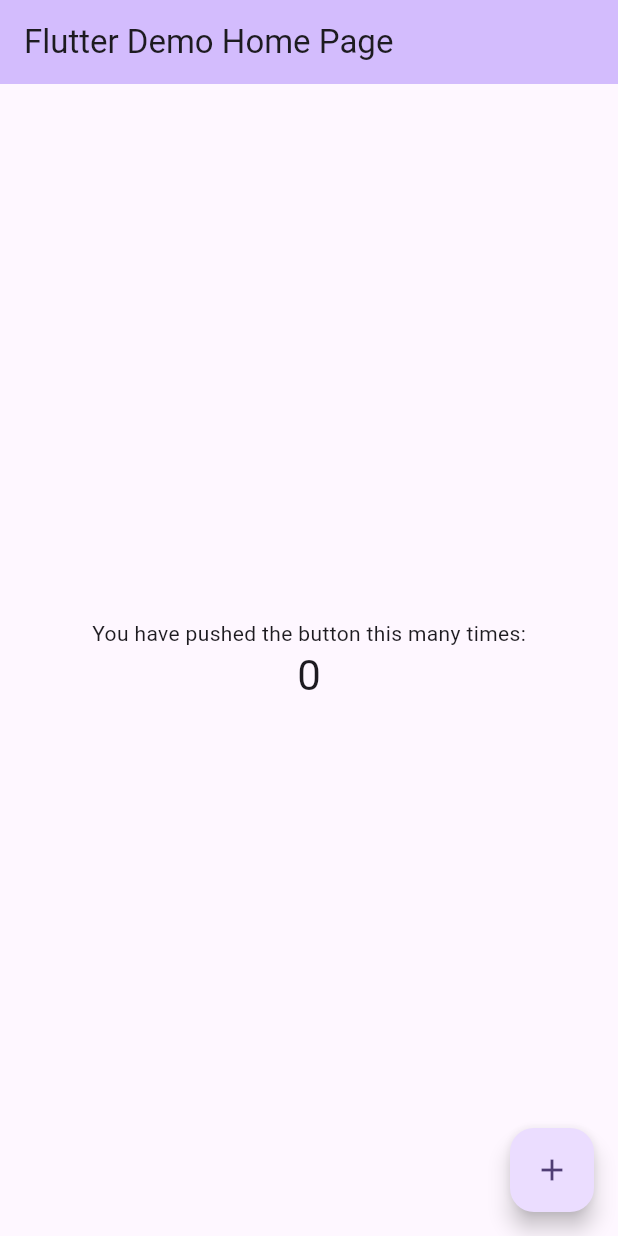
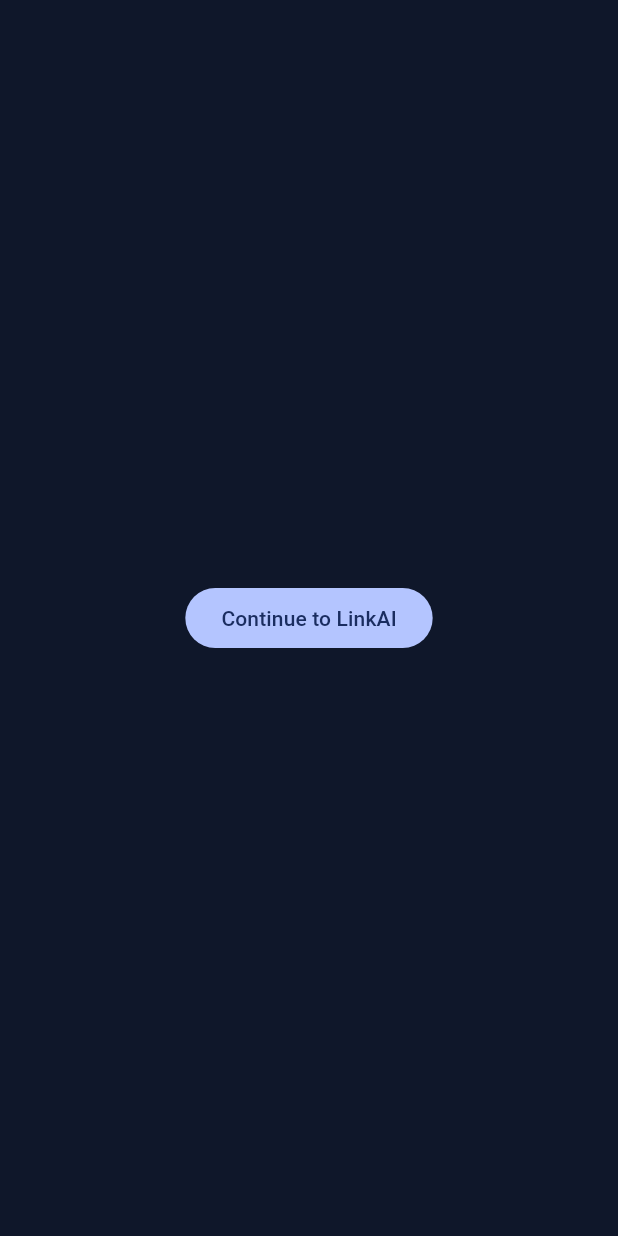
Before and after one commit to RafiMagsi/link_ai, a Flutter app: the screen it shows after launch, on a phone screen of 412 x 824 dp. Run offline on Flutter 3.47's test engine with Material 3 defaults, Android fonts, the light colour scheme and no system bars; our stand-ins replace firebase_core, flutter_riverpod, go_router; accounts and stored records are empty.

Commit message:
## 1) Project setup (day 1)

```diff
--- /dev/null
+++ b/lib/app/link_ai_app.dart
@@ -0,0 +1,25 @@
+import 'package:flutter/material.dart';
+import 'package:flutter_riverpod/flutter_riverpod.dart';
+
+import '../router/app_router.dart';
+
+class LinkAiApp extends ConsumerWidget {
+  const LinkAiApp({super.key});
+
+  @override
+  Widget build(BuildContext context, WidgetRef ref) {
+    final router = ref.watch(appRouterProvider);
+
+    return MaterialApp.router(
+      title: 'LinkAI',
+      debugShowCheckedModeBanner: false,
+      routerConfig: router,
+      theme: ThemeData(
+        useMaterial3: true,
+        brightness: Brightness.dark,
+        colorSchemeSeed: const Color(0xFF2563EB),
+        scaffoldBackgroundColor: const Color(0xFF0F172A),
+      ),
+    );
+  }
+}
--- /dev/null
+++ b/lib/core/constants/app_strings.dart
@@ -0,0 +1,4 @@
+abstract class AppStrings {
+  static const appName = 'LinkAI';
+  static const appTagline = 'Find and connect with AI people.';
+}
--- /dev/null
+++ b/lib/features/auth/presentation/pages/login_page.dart
@@ -0,0 +1,20 @@
+import 'package:flutter/material.dart';
+import 'package:go_router/go_router.dart';
+
+class LoginPage extends StatelessWidget {
+  const LoginPage({super.key});
+
+  @override
+  Widget build(BuildContext context) {
+    return Scaffold(
+      body: SafeArea(
+        child: Center(
+          child: FilledButton(
+            onPressed: () => context.go('/feed'),
+            child: const Text('Continue to LinkAI'),
+          ),
+        ),
+      ),
+    );
+  }
+}
--- a/lib/main.dart
+++ b/lib/main.dart
@@ -1,122 +1,20 @@
+import 'package:firebase_core/firebase_core.dart';
 import 'package:flutter/material.dart';
+import 'package:flutter_riverpod/flutter_riverpod.dart';
 
-void main() {
-  runApp(const MyApp());
-}
+import 'app/link_ai_app.dart';
+import 'firebase_options.dart';
 
-class MyApp extends StatelessWidget {
-  const MyApp({super.key});
+Future<void> main() async {
+  WidgetsFlutterBinding.ensureInitialized();
 
-  // This widget is the root of your application.
-  @override
-  Widget build(BuildContext context) {
-    return MaterialApp(
-      title: 'Flutter Demo',
-      theme: ThemeData(
-        // This is the theme of your application.
-        //
-        // TRY THIS: Try running your application with "flutter run". You'll see
-        // the application has a purple toolbar. Then, without quitting the app,
-        // try changing the seedColor in the colorScheme below to Colors.green
-        // and then invoke "hot reload" (save your changes or press the "hot
-        // reload" button in a Flutter-supported IDE, or press "r" if you used
-        // the command line to start the app).
-        //
-        // Notice that the counter didn't reset back to zero; the application
-        // state is not lost during the reload. To reset the state, use hot
-        // restart instead.
-        //
-        // This works for code too, not just values: Most code changes can be
-        // tested with just a hot reload.
-        colorScheme: .fromSeed(seedColor: Colors.deepPurple),
-      ),
-      home: const MyHomePage(title: 'Flutter Demo Home Page'),
+  await Firebase.initializeApp(
+    options: DefaultFirebaseOptions.currentPlatform,
   );
-  }
-}
 
-class MyHomePage extends StatefulWidget {
-  const MyHomePage({super.key, required this.title});
-
-  // This widget is the home page of your application. It is stateful, meaning
-  // that it has a State object (defined below) that contains fields that affect
-  // how it looks.
-
-  // This class is the configuration for the state. It holds the values (in this
-  // case the title) provided by the parent (in this case the App widget) and
-  // used by the build method of the State. Fields in a Widget subclass are
-  // always marked "final".
-
-  final String title;
-
-  @override
-  State<MyHomePage> createState() => _MyHomePageState();
-}
-
-class _MyHomePageState extends State<MyHomePage> {
-  int _counter = 0;
-
-  void _incrementCounter() {
-    setState(() {
-      // This call to setState tells the Flutter framework that something has
-      // changed in this State, which causes it to rerun the build method below
-      // so that the display can reflect the updated values. If we changed
-      // _counter without calling setState(), then the build method would not be
-      // called again, and so nothing would appear to happen.
-      _counter++;
-    });
-  }
-
-  @override
-  Widget build(BuildContext context) {
-    // This method is rerun every time setState is called, for instance as done
-    // by the _incrementCounter method above.
-    //
-    // The Flutter framework has been optimized to make rerunning build methods
-    // fast, so that you can just rebuild anything that needs updating rather
-    // than having to individually change instances of widgets.
-    return Scaffold(
-      appBar: AppBar(
-        // TRY THIS: Try changing the color here to a specific color (to
-        // Colors.amber, perhaps?) and trigger a hot reload to see the AppBar
-        // change color while the other colors stay the same.
-        backgroundColor: Theme.of(context).colorScheme.inversePrimary,
-        // Here we take the value from the MyHomePage object that was created by
-        // the App.build method, and use it to set our appbar title.
-        title: Text(widget.title),
-      ),
-      body: Center(
-        // Center is a layout widget. It takes a single child and positions it
-        // in the middle of the parent.
-        child: Column(
-          // Column is also a layout widget. It takes a list of children and
-          // arranges them vertically. By default, it sizes itself to fit its
-          // children horizontally, and tries to be as tall as its parent.
-          //
-          // Column has various properties to control how it sizes itself and
-          // how it positions its children. Here we use mainAxisAlignment to
-          // center the children vertically; the main axis here is the vertical
-          // axis because Columns are vertical (the cross axis would be
-          // horizontal).
-          //
-          // TRY THIS: Invoke "debug painting" (choose the "Toggle Debug Paint"
-          // action in the IDE, or press "p" in the console), to see the
-          // wireframe for each widget.
-          mainAxisAlignment: .center,
-          children: [
-            const Text('You have pushed the button this many times:'),
-            Text(
-              '$_counter',
-              style: Theme.of(context).textTheme.headlineMedium,
-            ),
-          ],
-        ),
-      ),
-      floatingActionButton: FloatingActionButton(
-        onPressed: _incrementCounter,
-        tooltip: 'Increment',
-        child: const Icon(Icons.add),
+  runApp(
+    const ProviderScope(
+      child: LinkAiApp(),
     ),
   );
 }
-}
--- /dev/null
+++ b/lib/router/app_router.dart
@@ -0,0 +1,29 @@
+import 'package:flutter_riverpod/flutter_riverpod.dart';
+import 'package:go_router/go_router.dart';
+
+import '../features/auth/presentation/pages/login_page.dart';
+import '../features/feed/presentation/pages/feed_page.dart';
+import '../features/profile/presentation/pages/profile_page.dart';
+
+final appRouterProvider = Provider<GoRouter>((ref) {
+  return GoRouter(
+    initialLocation: '/login',
+    routes: [
+      GoRoute(
+        path: '/login',
+        name: 'login',
+        builder: (context, state) => const LoginPage(),
+      ),
+      GoRoute(
+        path: '/feed',
+        name: 'feed',
+        builder: (context, state) => const FeedPage(),
+      ),
+      GoRoute(
+        path: '/profile',
+        name: 'profile',
+        builder: (context, state) => const ProfilePage(),
+      ),
+    ],
+  );
+});
--- a/pubspec.yaml
+++ b/pubspec.yaml
@@ -62,6 +62,11 @@
   # package. See that file for information about deactivating specific lint
   # rules and activating additional ones.
   flutter_lints: ^6.0.0
+  build_runner: ^2.14.1
+  riverpod_generator: ^4.0.3
+  riverpod_lint: ^3.1.3
+  freezed: ^3.2.5
+  json_serializable: ^6.13.0
 
 # For information on the generic Dart part of this file, see the
 # following page: https://dart.dev/tools/pub/pubspec
```
Also changed, not shown: lib/core/constants/app_colors.dart (added, +13 -0 lines), lib/core/constants/app_sizes.dart (added, +12 -0 lines), lib/features/feed/presentation/pages/feed_page.dart (added, +19 -0 lines), lib/features/profile/presentation/pages/profile_page.dart (added, +19 -0 lines), pubspec.lock, 4 other files. Lines whose indentation alone changed are shown as unchanged.
